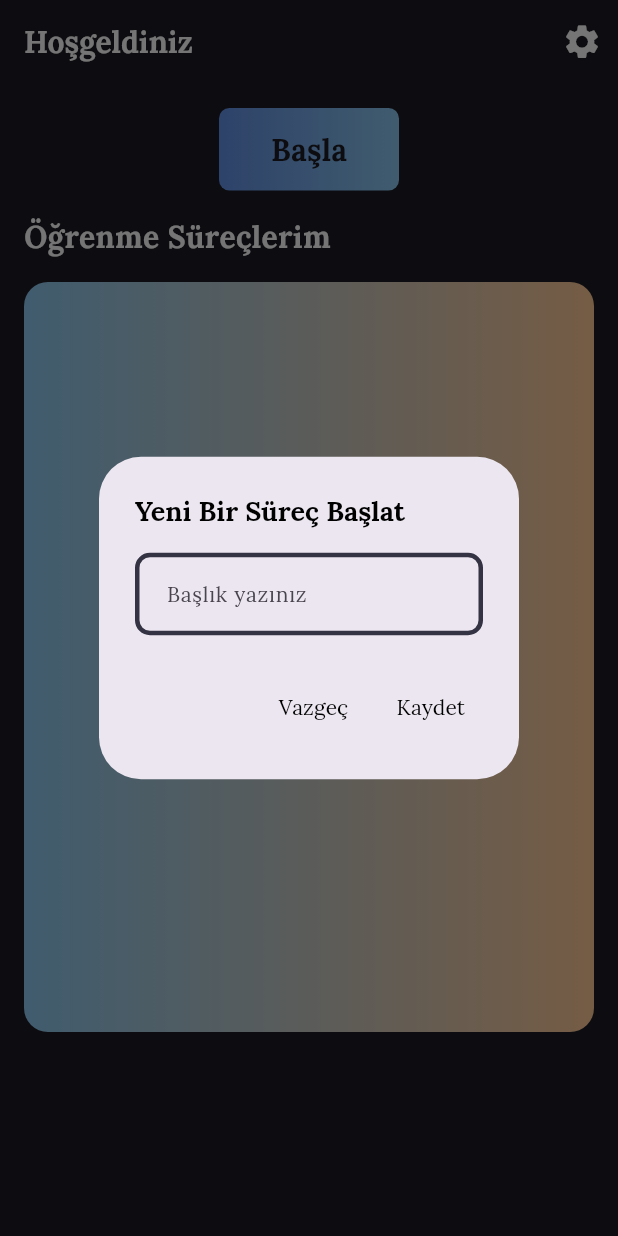
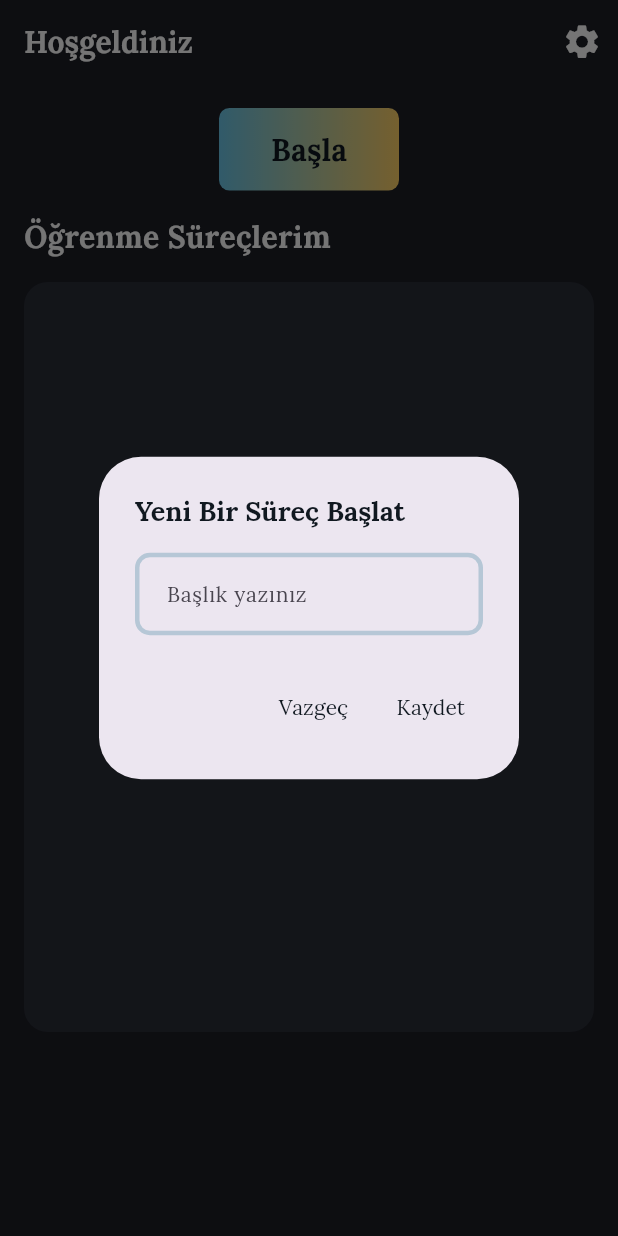
Before and after one commit to ismailVasip/PiggyBank, a Flutter app: the screen it shows after launch, after a tap on "Başla", on a phone screen of 412 x 824 dp. Run offline on Flutter 3.47's test engine with Material 3 defaults, Android fonts, the phone set to English and light mode, and no system bars; our stand-ins replace shared_preferences; project files that could hold a hidden picture were left out.

Commit message:
colors changed

```diff
--- a/lib/core/theme/app_pallete.dart
+++ b/lib/core/theme/app_pallete.dart
@@ -1,26 +1,39 @@
 import 'package:flutter/material.dart';
 
 class AppPalette {
-  // Arka plan rengi: Sakin ve odaklanmayı artıran koyu bir renk
-  static const Color backgroundColor = Color.fromRGBO(28, 28, 36, 1); // Koyu gri-mavi
+  // **Arka Plan Renkleri (Odaklanmayı Artıran)**
+  static const Color backgroundColor = Color(0xFF1C1E26); // Koyu lacivert-gri (göz yormayan, odak artıran)
+  static const Color secondaryBackgroundColor = Color(0xFF2A2D37); // Hafif açık versiyonu (katmanlı yapı için)
 
-  // Gradyan renkleri: Enerjik ama rahatsız etmeyen renkler
-  static const Color gradient1 = Color.fromRGBO(100, 145, 230, 1); // Mavi (sakinlik ve güven)
-  static const Color gradient2 = Color.fromRGBO(140, 200, 240, 1); // Açık mavi (öğrenmeyi destekler)
-  static const Color gradient3 = Color.fromRGBO(255, 200, 150, 1); // Pastel turuncu (yaratıcılık ve motivasyon)
+  // **Kart Renkleri (Bilgi Kutuları)**
+  static const Color cardColor = Color(0xFFF6F8FC); // Açık pastel mavi (rahatlatıcı ve okunaklı)
+  static const Color cardBorderColor = Color(0xFFB6C7D6); // Hafif mavi-gri ton (daha yumuşak geçiş)
 
-  // Kenarlık rengi: Arka planla uyumlu, düşük kontrastlı bir renk
-  static const Color borderColor = Color.fromRGBO(52, 51, 67, 1); // Koyu gri
+  // **Metin Renkleri**
+  static const Color primaryTextColor = Color(0xFF101820); // Lacivertimsi siyah (yüksek kontrast ve okunabilirlik)
+  static const Color secondaryTextColor = Color(0xFF4A5568); // Açık gri-mavi (ikincil metinler için)
+  static const Color whiteColor = Colors.white;
+  static const Color blackColor = Colors.black;
 
-  // Metin ve arayüz renkleri
-  static const Color whiteColor = Colors.white; // Beyaz (okunabilirlik için)
-  static const Color blackColor = Colors.black;
-  static const Color greyColor = Colors.grey; // Gri (ikincil metinler için)
-  static const Color errorColor = Color.fromRGBO(255, 100, 100, 1); // Yumuşak kırmızı (hata mesajları için)
-  static const Color transparentColor = Colors.transparent; // Şeffaf renk
+  // **Gradyanlar (Enerji & Öğrenme Desteği)**
+  static const Color gradient1 = Color(0xFF6AC5E6); // Canlandırıcı açık mavi
+  static const Color gradient2 = Color(0xFFFFD166); // Hafif sıcak sarı (dikkati artırır)
+  static const Color gradient3 = Color(0xFFFD8A8A); // Pastel kırmızımsı turuncu (motivasyon artırır)
 
-  // Ekstra renkler: Öğrenme sürecini destekleyecek renkler
-  static const Color successColor = Color.fromRGBO(100, 200, 100, 1); // Yeşil (başarı ve olumlu geri bildirim)
-  static const Color warningColor = Color.fromRGBO(255, 200, 100, 1); // Sarı (uyarılar için)
-  static const Color accentColor = Color.fromRGBO(100, 145, 230, 1); // Mavi (ana aksan rengi)
+  // **Liste & Kart İçeriği için Arka Planlar**
+  static const Color listTileColor = Color(0xFFF4F4F8); // Hafif pastel gri-mavi (sakinleştirici)
+  static const Color listTileBorderColor = Color(0xFFD6DDEB); // Soft mavi-gri kenarlıklar
+
+  // **Buton Renkleri**
+  static const Color buttonColor = Color(0xFF5E81AC); // Hafif koyu mavi (güven veren)
+  static const Color buttonTextColor = Colors.white; // Beyaz (yüksek kontrast)
+  static const Color buttonBorderColor = Color(0xFF5178A3); // Hafif koyu mavi
+
+  // **Durum Renkleri**
+  static const Color successColor = Color(0xFF6FCF97); // Açık yeşil (başarı ve olumlu geri bildirim)
+  static const Color warningColor = Color(0xFFFFC75F); // Yumuşak turuncu (uyarılar için)
+  static const Color errorColor = Color(0xFFE57373); // Pastel kırmızı (hata mesajları)
+
+  // **Şeffaf Renkler**
+  static const Color transparentColor = Colors.transparent;
 }
--- a/lib/core/theme/app_theme.dart
+++ b/lib/core/theme/app_theme.dart
@@ -3,7 +3,7 @@ import 'package:piggy_bank/core/theme/app_pallete.dart';
 import 'package:piggy_bank/core/theme/app_text_theme.dart';
 
 class AppTheme {
-  static _border([Color color = AppPalette.borderColor]) => OutlineInputBorder(
+  static _border([Color color = AppPalette.cardBorderColor]) => OutlineInputBorder(
       borderRadius: BorderRadius.circular(10.0),
       borderSide: BorderSide(
           color: color,
--- a/lib/features/learning_process/presentation/pages/home_page.dart
+++ b/lib/features/learning_process/presentation/pages/home_page.dart
@@ -52,9 +52,7 @@ class HomePage extends StatelessWidget {
             Container(
               height: 500,
               decoration: BoxDecoration(
-                gradient: LinearGradient(
-                  colors: [AppPalette.gradient2, AppPalette.gradient3],
-                ),
+                color: AppPalette.secondaryBackgroundColor,
                 borderRadius: BorderRadius.circular(16.0),
               ),
               child: Container(),
@@ -78,7 +76,7 @@ class HomePage extends StatelessWidget {
           title: Text(
             localeManager.translate('addProcessTitle'),
             style: AppTextTheme.loraTextTheme.headlineSmall!.copyWith(
-              color: AppPalette.blackColor,
+              color: AppPalette.primaryTextColor,
             ),
           ),
           content: ProcessField(
--- a/lib/features/learning_process/presentation/pages/settings.dart
+++ b/lib/features/learning_process/presentation/pages/settings.dart
@@ -50,7 +50,7 @@ class Settings extends StatelessWidget {
                 DropdownMenuItem(value: Locale('en'), child: Text('English')),
                 DropdownMenuItem(value: Locale('tr'), child: Text('Türkçe')),
               ],
-              dropdownColor: AppPalette.borderColor,
+              dropdownColor: AppPalette.secondaryBackgroundColor,
              ),
           ],
         ),
--- a/lib/features/learning_process/presentation/widgets/process_button.dart
+++ b/lib/features/learning_process/presentation/widgets/process_button.dart
@@ -14,7 +14,7 @@ class ProcessButton extends StatelessWidget {
       child: Text(
         text
         ,style: AppTextTheme.loraTextTheme.bodyMedium!.copyWith(
-          color: AppPalette.blackColor
+          color: AppPalette.primaryTextColor
         ),
       ),
     );
--- a/lib/features/learning_process/presentation/widgets/process_field.dart
+++ b/lib/features/learning_process/presentation/widgets/process_field.dart
@@ -22,7 +22,7 @@ class ProcessField extends StatelessWidget {
       controller: controller,
       decoration: InputDecoration(hintText: hintText),
       style: AppTextTheme.loraTextTheme.bodyMedium!.copyWith(
-        color: AppPalette.blackColor,
+        color: AppPalette.primaryTextColor,
       ),
       validator: (value) {
         if (value!.isEmpty) {
--- a/lib/features/learning_process/presentation/widgets/start_button.dart
+++ b/lib/features/learning_process/presentation/widgets/start_button.dart
@@ -30,7 +30,7 @@ class StartButton extends StatelessWidget {
                   onPressed:showAlertDialog,
                   child: Text(
                     text,
-                    style: AppTextTheme.loraTextTheme.headlineMedium!.copyWith(color: AppPalette.backgroundColor),
+                    style: AppTextTheme.loraTextTheme.headlineMedium!.copyWith(color: AppPalette.primaryTextColor),
                   ),
                 ),
               ),
```
